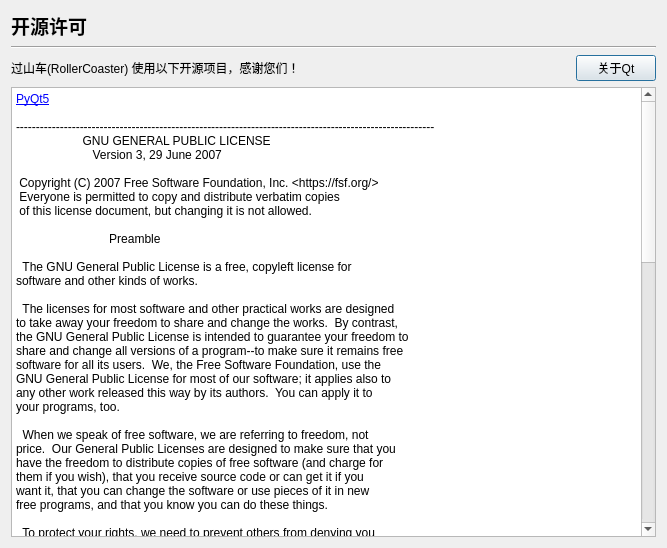
Above: uis/openLicense/open_license.ui from YQBaobao/RollerCoaster before the change. Below: the same form after it.
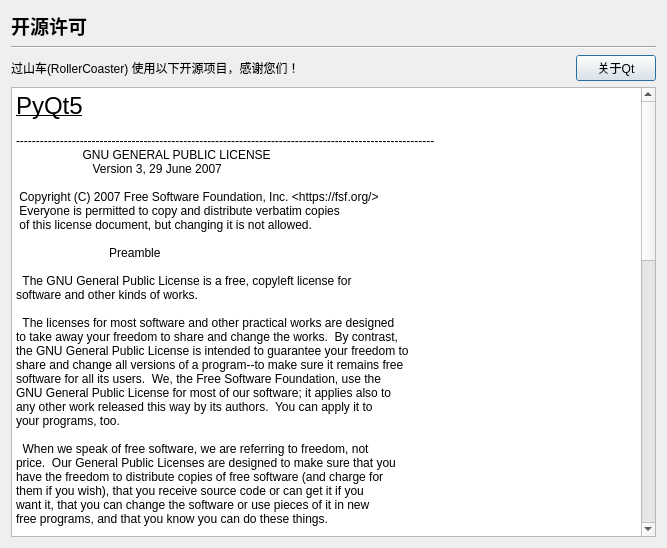
That is the form after the change.

What changed in the file:
```diff
--- a/uis/openLicense/open_license.ui
+++ b/uis/openLicense/open_license.ui
@@ -62,7 +62,7 @@
 &lt;html&gt;&lt;head&gt;&lt;meta name=&quot;qrichtext&quot; content=&quot;1&quot; /&gt;&lt;style type=&quot;text/css&quot;&gt;
 p, li { white-space: pre-wrap; }
 &lt;/style&gt;&lt;/head&gt;&lt;body style=&quot; font-family:'SimSun'; font-size:9pt; font-weight:400; font-style:normal;&quot;&gt;
-&lt;p style=&quot; margin-top:0px; margin-bottom:0px; margin-left:0px; margin-right:0px; -qt-block-indent:0; text-indent:0px;&quot;&gt;&lt;a href=&quot;https://www.riverbankcomputing.com/software/pyqt/&quot;&gt;&lt;span style=&quot; text-decoration: underline; color:#0000ff;&quot;&gt;PyQt5&lt;/span&gt;&lt;/a&gt;&lt;/p&gt;
+&lt;p style=&quot; margin-top:0px; margin-bottom:0px; margin-left:0px; margin-right:0px; -qt-block-indent:0; text-indent:0px;&quot;&gt;&lt;span style=&quot; font-size:18pt; text-decoration: underline;&quot;&gt;PyQt5&lt;/span&gt;&lt;/p&gt;
 &lt;p style=&quot;-qt-paragraph-type:empty; margin-top:0px; margin-bottom:0px; margin-left:0px; margin-right:0px; -qt-block-indent:0; text-indent:0px;&quot;&gt;&lt;br /&gt;&lt;/p&gt;
 &lt;p style=&quot; margin-top:0px; margin-bottom:0px; margin-left:0px; margin-right:0px; -qt-block-indent:0; text-indent:0px;&quot;&gt;---------------------------------------------------------------------------------------------------------&lt;/p&gt;
 &lt;p style=&quot; margin-top:0px; margin-bottom:0px; margin-left:0px; margin-right:0px; -qt-block-indent:0; text-indent:0px;&quot;&gt;&lt;span style=&quot; font-family:'Courier New'; color:#000000;&quot;&gt;                    GNU GENERAL PUBLIC LICENSE&lt;/span&gt;&lt;/p&gt;
@@ -741,7 +741,7 @@
 &lt;p style=&quot; margin-top:0px; margin-bottom:12px; margin-left:0px; margin-right:0px; -qt-block-indent:0; text-indent:0px;&quot;&gt;&lt;span style=&quot; font-family:'Courier New'; color:#000000;&quot;&gt;&amp;lt;https://www.gnu.org/licenses/why-not-lgpl.html&amp;gt;.&lt;/span&gt;&lt;/p&gt;
 &lt;p style=&quot;-qt-paragraph-type:empty; margin-top:0px; margin-bottom:0px; margin-left:0px; margin-right:0px; -qt-block-indent:0; text-indent:0px;&quot;&gt;&lt;br /&gt;&lt;/p&gt;
 &lt;p style=&quot;-qt-paragraph-type:empty; margin-top:0px; margin-bottom:0px; margin-left:0px; margin-right:0px; -qt-block-indent:0; text-indent:0px;&quot;&gt;&lt;br /&gt;&lt;/p&gt;
-&lt;p style=&quot; margin-top:0px; margin-bottom:0px; margin-left:0px; margin-right:0px; -qt-block-indent:0; text-indent:0px;&quot;&gt;&lt;a href=&quot;https://github.com/psf/requests&quot;&gt;&lt;span style=&quot; text-decoration: underline; color:#0000ff;&quot;&gt;requests&lt;/span&gt;&lt;/a&gt;&lt;/p&gt;
+&lt;p style=&quot; margin-top:0px; margin-bottom:0px; margin-left:0px; margin-right:0px; -qt-block-indent:0; text-indent:0px;&quot;&gt;&lt;span style=&quot; font-size:18pt; text-decoration: underline;&quot;&gt;requests&lt;/span&gt;&lt;/p&gt;
 &lt;p style=&quot;-qt-paragraph-type:empty; margin-top:0px; margin-bottom:0px; margin-left:0px; margin-right:0px; -qt-block-indent:0; text-indent:0px;&quot;&gt;&lt;br /&gt;&lt;/p&gt;
 &lt;p style=&quot; margin-top:0px; margin-bottom:0px; margin-left:0px; margin-right:0px; -qt-block-indent:0; text-indent:0px;&quot;&gt;---------------------------------------------------------------------------------------------------------&lt;/p&gt;
 &lt;p style=&quot; margin-top:0px; margin-bottom:0px; margin-left:0px; margin-right:0px; -qt-block-indent:0; text-indent:0px;&quot;&gt;&lt;span style=&quot; font-family:'Courier New'; font-size:12px; color:#1f2328; background-color:#ffffff;&quot;&gt;Apache License&lt;/span&gt;&lt;/p&gt;
@@ -920,7 +920,7 @@
 &lt;p style=&quot; margin-top:0px; margin-bottom:0px; margin-left:0px; margin-right:0px; -qt-block-indent:0; text-indent:0px; background-color:#ffffff;&quot;&gt;&lt;span style=&quot; font-family:'Courier New'; font-size:12px; color:#1f2328;&quot;&gt;      of your accepting any such warranty or additional liability.&lt;/span&gt;&lt;/p&gt;
 &lt;p style=&quot;-qt-paragraph-type:empty; margin-top:0px; margin-bottom:0px; margin-left:0px; margin-right:0px; -qt-block-indent:0; text-indent:0px; font-family:'Courier New'; font-size:12px; color:#1f2328; background-color:#ffffff;&quot;&gt;&lt;br /&gt;&lt;/p&gt;
 &lt;p style=&quot;-qt-paragraph-type:empty; margin-top:0px; margin-bottom:0px; margin-left:0px; margin-right:0px; -qt-block-indent:0; text-indent:0px; font-family:'Courier New'; font-size:12px; color:#1f2328; background-color:#ffffff;&quot;&gt;&lt;br /&gt;&lt;/p&gt;
-&lt;p style=&quot; margin-top:0px; margin-bottom:0px; margin-left:0px; margin-right:0px; -qt-block-indent:0; text-indent:0px; background-color:#ffffff;&quot;&gt;&lt;a href=&quot;https://github.com/DiffSK/configobj&quot;&gt;&lt;span style=&quot; text-decoration: underline; color:#0000ff;&quot;&gt;configobj&lt;/span&gt;&lt;/a&gt;&lt;/p&gt;
+&lt;p style=&quot; margin-top:0px; margin-bottom:0px; margin-left:0px; margin-right:0px; -qt-block-indent:0; text-indent:0px; background-color:#ffffff;&quot;&gt;&lt;span style=&quot; font-size:18pt; text-decoration: underline; background-color:#ffffff;&quot;&gt;configobj&lt;/span&gt;&lt;/p&gt;
 &lt;p style=&quot;-qt-paragraph-type:empty; margin-top:0px; margin-bottom:0px; margin-left:0px; margin-right:0px; -qt-block-indent:0; text-indent:0px; font-family:'Courier New'; font-size:12px; color:#1f2328; background-color:#ffffff;&quot;&gt;&lt;br /&gt;&lt;/p&gt;
 &lt;p style=&quot; margin-top:0px; margin-bottom:0px; margin-left:0px; margin-right:0px; -qt-block-indent:0; text-indent:0px;&quot;&gt;---------------------------------------------------------------------------------------------------------&lt;/p&gt;
 &lt;p style=&quot; margin-top:0px; margin-bottom:0px; margin-left:0px; margin-right:0px; -qt-block-indent:0; text-indent:0px;&quot;&gt;&lt;span style=&quot; font-family:'Courier New'; font-size:12px; color:#1f2328; background-color:#ffffff;&quot;&gt;Copyright (c): &lt;/span&gt;&lt;/p&gt;
@@ -965,7 +965,7 @@
 &lt;p style=&quot; margin-top:0px; margin-bottom:0px; margin-left:0px; margin-right:0px; -qt-block-indent:0; text-indent:0px; background-color:#ffffff;&quot;&gt;&lt;span style=&quot; font-family:'Courier New'; font-size:12px; color:#1f2328; background-color:#ffffff;&quot;&gt;OF THIS SOFTWARE, EVEN IF ADVISED OF THE POSSIBILITY OF SUCH DAMAGE.&lt;/span&gt;&lt;/p&gt;
 &lt;p style=&quot;-qt-paragraph-type:empty; margin-top:0px; margin-bottom:0px; margin-left:0px; margin-right:0px; -qt-block-indent:0; text-indent:0px; font-family:'Courier New'; font-size:12px; color:#1f2328; background-color:#ffffff;&quot;&gt;&lt;br /&gt;&lt;/p&gt;
 &lt;p style=&quot;-qt-paragraph-type:empty; margin-top:0px; margin-bottom:0px; margin-left:0px; margin-right:0px; -qt-block-indent:0; text-indent:0px; font-family:'Courier New'; font-size:12px; color:#1f2328; background-color:#ffffff;&quot;&gt;&lt;br /&gt;&lt;/p&gt;
-&lt;p style=&quot; margin-top:0px; margin-bottom:0px; margin-left:0px; margin-right:0px; -qt-block-indent:0; text-indent:0px; background-color:#ffffff;&quot;&gt;&lt;a href=&quot;https://github.com/timeyyy/system_hotkey&quot;&gt;&lt;span style=&quot; text-decoration: underline; color:#0000ff;&quot;&gt;system_hotkey&lt;/span&gt;&lt;/a&gt;&lt;/p&gt;
+&lt;p style=&quot; margin-top:0px; margin-bottom:0px; margin-left:0px; margin-right:0px; -qt-block-indent:0; text-indent:0px; background-color:#ffffff;&quot;&gt;&lt;span style=&quot; font-size:18pt; text-decoration: underline; background-color:#ffffff;&quot;&gt;system_hotkey&lt;/span&gt;&lt;/p&gt;
 &lt;p style=&quot;-qt-paragraph-type:empty; margin-top:0px; margin-bottom:0px; margin-left:0px; margin-right:0px; -qt-block-indent:0; text-indent:0px;&quot;&gt;&lt;br /&gt;&lt;/p&gt;
 &lt;p style=&quot; margin-top:0px; margin-bottom:0px; margin-left:0px; margin-right:0px; -qt-block-indent:0; text-indent:0px;&quot;&gt;---------------------------------------------------------------------------------------------------------&lt;/p&gt;
 &lt;p style=&quot; margin-top:0px; margin-bottom:0px; margin-left:0px; margin-right:0px; -qt-block-indent:0; text-indent:0px;&quot;&gt;&lt;span style=&quot; font-family:'Courier New'; font-size:12px; color:#1f2328; background-color:#ffffff;&quot;&gt;Copyright (c) 2015, tim&lt;/span&gt;&lt;/p&gt;
@@ -997,34 +997,8 @@
 &lt;p style=&quot; margin-top:0px; margin-bottom:0px; margin-left:0px; margin-right:0px; -qt-block-indent:0; text-indent:0px; background-color:#ffffff;&quot;&gt;&lt;span style=&quot; font-family:'Courier New'; font-size:12px; color:#1f2328; background-color:#ffffff;&quot;&gt;OF THIS SOFTWARE, EVEN IF ADVISED OF THE POSSIBILITY OF SUCH DAMAGE.&lt;/span&gt;&lt;/p&gt;
 &lt;p style=&quot;-qt-paragraph-type:empty; margin-top:0px; margin-bottom:0px; margin-left:0px; margin-right:0px; -qt-block-indent:0; text-indent:0px;&quot;&gt;&lt;br /&gt;&lt;/p&gt;
 &lt;p style=&quot;-qt-paragraph-type:empty; margin-top:0px; margin-bottom:0px; margin-left:0px; margin-right:0px; -qt-block-indent:0; text-indent:0px;&quot;&gt;&lt;br /&gt;&lt;/p&gt;
-&lt;p style=&quot; margin-top:0px; margin-bottom:0px; margin-left:0px; margin-right:0px; -qt-block-indent:0; text-indent:0px;&quot;&gt;&lt;a href=&quot;https://github.com/boppreh/keyboard&quot;&gt;&lt;span style=&quot; text-decoration: underline; color:#0000ff;&quot;&gt;keyboard&lt;/span&gt;&lt;/a&gt;&lt;/p&gt;
-&lt;p style=&quot;-qt-paragraph-type:empty; margin-top:0px; margin-bottom:0px; margin-left:0px; margin-right:0px; -qt-block-indent:0; text-indent:0px;&quot;&gt;&lt;br /&gt;&lt;/p&gt;
-&lt;p style=&quot; margin-top:0px; margin-bottom:0px; margin-left:0px; margin-right:0px; -qt-block-indent:0; text-indent:0px;&quot;&gt;---------------------------------------------------------------------------------------------------------&lt;/p&gt;
-&lt;p style=&quot; margin-top:0px; margin-bottom:0px; margin-left:0px; margin-right:0px; -qt-block-indent:0; text-indent:0px;&quot;&gt;&lt;span style=&quot; font-family:'Courier New'; font-size:12px; color:#1f2328; background-color:#ffffff;&quot;&gt;MIT License&lt;/span&gt;&lt;/p&gt;
-&lt;p style=&quot;-qt-paragraph-type:empty; margin-top:0px; margin-bottom:0px; margin-left:0px; margin-right:0px; -qt-block-indent:0; text-indent:0px; font-family:'Courier New'; font-size:12px; color:#1f2328; background-color:#ffffff;&quot;&gt;&lt;br /&gt;&lt;/p&gt;
-&lt;p style=&quot; margin-top:0px; margin-bottom:0px; margin-left:0px; margin-right:0px; -qt-block-indent:0; text-indent:0px; background-color:#ffffff;&quot;&gt;&lt;span style=&quot; font-family:'Courier New'; font-size:12px; color:#1f2328; background-color:#ffffff;&quot;&gt;Copyright (c) 2016 BoppreH&lt;/span&gt;&lt;/p&gt;
-&lt;p style=&quot;-qt-paragraph-type:empty; margin-top:0px; margin-bottom:0px; margin-left:0px; margin-right:0px; -qt-block-indent:0; text-indent:0px; font-family:'Courier New'; font-size:12px; color:#1f2328; background-color:#ffffff;&quot;&gt;&lt;br /&gt;&lt;/p&gt;
-&lt;p style=&quot; margin-top:0px; margin-bottom:0px; margin-left:0px; margin-right:0px; -qt-block-indent:0; text-indent:0px; background-color:#ffffff;&quot;&gt;&lt;span style=&quot; font-family:'Courier New'; font-size:12px; color:#1f2328; background-color:#ffffff;&quot;&gt;Permission is hereby granted, free of charge, to any person obtaining a copy&lt;/span&gt;&lt;/p&gt;
-&lt;p style=&quot; margin-top:0px; margin-bottom:0px; margin-left:0px; margin-right:0px; -qt-block-indent:0; text-indent:0px; background-color:#ffffff;&quot;&gt;&lt;span style=&quot; font-family:'Courier New'; font-size:12px; color:#1f2328; background-color:#ffffff;&quot;&gt;of this software and associated documentation files (the &amp;quot;Software&amp;quot;), to deal&lt;/span&gt;&lt;/p&gt;
-&lt;p style=&quot; margin-top:0px; margin-bottom:0px; margin-left:0px; margin-right:0px; -qt-block-indent:0; text-indent:0px; background-color:#ffffff;&quot;&gt;&lt;span style=&quot; font-family:'Courier New'; font-size:12px; color:#1f2328; background-color:#ffffff;&quot;&gt;in the Software without restriction, including without limitation the rights&lt;/span&gt;&lt;/p&gt;
-&lt;p style=&quot; margin-top:0px; margin-bottom:0px; margin-left:0px; margin-right:0px; -qt-block-indent:0; text-indent:0px; background-color:#ffffff;&quot;&gt;&lt;span style=&quot; font-family:'Courier New'; font-size:12px; color:#1f2328; background-color:#ffffff;&quot;&gt;to use, copy, modify, merge, publish, distribute, sublicense, and/or sell&lt;/span&gt;&lt;/p&gt;
-&lt;p style=&quot; margin-top:0px; margin-bottom:0px; margin-left:0px; margin-right:0px; -qt-block-indent:0; text-indent:0px; background-color:#ffffff;&quot;&gt;&lt;span style=&quot; font-family:'Courier New'; font-size:12px; color:#1f2328; background-color:#ffffff;&quot;&gt;copies of the Software, and to permit persons to whom the Software is&lt;/span&gt;&lt;/p&gt;
-&lt;p style=&quot; margin-top:0px; margin-bottom:0px; margin-left:0px; margin-right:0px; -qt-block-indent:0; text-indent:0px; background-color:#ffffff;&quot;&gt;&lt;span style=&quot; font-family:'Courier New'; font-size:12px; color:#1f2328; background-color:#ffffff;&quot;&gt;furnished to do so, subject to the following conditions:&lt;/span&gt;&lt;/p&gt;
-&lt;p style=&quot;-qt-paragraph-type:empty; margin-top:0px; margin-bottom:0px; margin-left:0px; margin-right:0px; -qt-block-indent:0; text-indent:0px; font-family:'Courier New'; font-size:12px; color:#1f2328; background-color:#ffffff;&quot;&gt;&lt;br /&gt;&lt;/p&gt;
-&lt;p style=&quot; margin-top:0px; margin-bottom:0px; margin-left:0px; margin-right:0px; -qt-block-indent:0; text-indent:0px; background-color:#ffffff;&quot;&gt;&lt;span style=&quot; font-family:'Courier New'; font-size:12px; color:#1f2328; background-color:#ffffff;&quot;&gt;The above copyright notice and this permission notice shall be included in all&lt;/span&gt;&lt;/p&gt;
-&lt;p style=&quot; margin-top:0px; margin-bottom:0px; margin-left:0px; margin-right:0px; -qt-block-indent:0; text-indent:0px; background-color:#ffffff;&quot;&gt;&lt;span style=&quot; font-family:'Courier New'; font-size:12px; color:#1f2328; background-color:#ffffff;&quot;&gt;copies or substantial portions of the Software.&lt;/span&gt;&lt;/p&gt;
-&lt;p style=&quot;-qt-paragraph-type:empty; margin-top:0px; margin-bottom:0px; margin-left:0px; margin-right:0px; -qt-block-indent:0; text-indent:0px; font-family:'Courier New'; font-size:12px; color:#1f2328; background-color:#ffffff;&quot;&gt;&lt;br /&gt;&lt;/p&gt;
-&lt;p style=&quot; margin-top:0px; margin-bottom:0px; margin-left:0px; margin-right:0px; -qt-block-indent:0; text-indent:0px; background-color:#ffffff;&quot;&gt;&lt;span style=&quot; font-family:'Courier New'; font-size:12px; color:#1f2328; background-color:#ffffff;&quot;&gt;THE SOFTWARE IS PROVIDED &amp;quot;AS IS&amp;quot;, WITHOUT WARRANTY OF ANY KIND, EXPRESS OR&lt;/span&gt;&lt;/p&gt;
-&lt;p style=&quot; margin-top:0px; margin-bottom:0px; margin-left:0px; margin-right:0px; -qt-block-indent:0; text-indent:0px; background-color:#ffffff;&quot;&gt;&lt;span style=&quot; font-family:'Courier New'; font-size:12px; color:#1f2328; background-color:#ffffff;&quot;&gt;IMPLIED, INCLUDING BUT NOT LIMITED TO THE WARRANTIES OF MERCHANTABILITY,&lt;/span&gt;&lt;/p&gt;
-&lt;p style=&quot; margin-top:0px; margin-bottom:0px; margin-left:0px; margin-right:0px; -qt-block-indent:0; text-indent:0px; background-color:#ffffff;&quot;&gt;&lt;span style=&quot; font-family:'Courier New'; font-size:12px; color:#1f2328; background-color:#ffffff;&quot;&gt;FITNESS FOR A PARTICULAR PURPOSE AND NONINFRINGEMENT. IN NO EVENT SHALL THE&lt;/span&gt;&lt;/p&gt;
-&lt;p style=&quot; margin-top:0px; margin-bottom:0px; margin-left:0px; margin-right:0px; -qt-block-indent:0; text-indent:0px; background-color:#ffffff;&quot;&gt;&lt;span style=&quot; font-family:'Courier New'; font-size:12px; color:#1f2328; background-color:#ffffff;&quot;&gt;AUTHORS OR COPYRIGHT HOLDERS BE LIABLE FOR ANY CLAIM, DAMAGES OR OTHER&lt;/span&gt;&lt;/p&gt;
-&lt;p style=&quot; margin-top:0px; margin-bottom:0px; margin-left:0px; margin-right:0px; -qt-block-indent:0; text-indent:0px; background-color:#ffffff;&quot;&gt;&lt;span style=&quot; font-family:'Courier New'; font-size:12px; color:#1f2328; background-color:#ffffff;&quot;&gt;LIABILITY, WHETHER IN AN ACTION OF CONTRACT, TORT OR OTHERWISE, ARISING FROM,&lt;/span&gt;&lt;/p&gt;
-&lt;p style=&quot; margin-top:0px; margin-bottom:0px; margin-left:0px; margin-right:0px; -qt-block-indent:0; text-indent:0px; background-color:#ffffff;&quot;&gt;&lt;span style=&quot; font-family:'Courier New'; font-size:12px; color:#1f2328; background-color:#ffffff;&quot;&gt;OUT OF OR IN CONNECTION WITH THE SOFTWARE OR THE USE OR OTHER DEALINGS IN THE&lt;/span&gt;&lt;/p&gt;
-&lt;p style=&quot; margin-top:0px; margin-bottom:0px; margin-left:0px; margin-right:0px; -qt-block-indent:0; text-indent:0px; background-color:#ffffff;&quot;&gt;&lt;span style=&quot; font-family:'Courier New'; font-size:12px; color:#1f2328; background-color:#ffffff;&quot;&gt;SOFTWARE.&lt;/span&gt;&lt;/p&gt;
-&lt;p style=&quot;-qt-paragraph-type:empty; margin-top:0px; margin-bottom:0px; margin-left:0px; margin-right:0px; -qt-block-indent:0; text-indent:0px; font-family:'Courier New'; font-size:12px; color:#1f2328; background-color:#ffffff;&quot;&gt;&lt;br /&gt;&lt;/p&gt;
-&lt;p style=&quot;-qt-paragraph-type:empty; margin-top:0px; margin-bottom:0px; margin-left:0px; margin-right:0px; -qt-block-indent:0; text-indent:0px; font-family:'Courier New'; font-size:12px; color:#1f2328; background-color:#ffffff;&quot;&gt;&lt;br /&gt;&lt;/p&gt;
-&lt;p style=&quot;-qt-paragraph-type:empty; margin-top:0px; margin-bottom:0px; margin-left:0px; margin-right:0px; -qt-block-indent:0; text-indent:0px; font-family:'Courier New'; font-size:12px; color:#1f2328; background-color:#ffffff;&quot;&gt;&lt;br /&gt;&lt;/p&gt;
-&lt;p style=&quot; margin-top:0px; margin-bottom:0px; margin-left:0px; margin-right:0px; -qt-block-indent:0; text-indent:0px; background-color:#ffffff;&quot;&gt;&lt;a href=&quot;https://github.com/pyinstaller/pyinstaller&quot;&gt;&lt;span style=&quot; text-decoration: underline; color:#0000ff;&quot;&gt;pyinstaller&lt;/span&gt;&lt;/a&gt;&lt;/p&gt;
+&lt;p style=&quot;-qt-paragraph-type:empty; margin-top:0px; margin-bottom:0px; margin-left:0px; margin-right:0px; -qt-block-indent:0; text-indent:0px; background-color:#ffffff;&quot;&gt;&lt;br /&gt;&lt;/p&gt;
+&lt;p style=&quot; margin-top:0px; margin-bottom:0px; margin-left:0px; margin-right:0px; -qt-block-indent:0; text-indent:0px; background-color:#ffffff;&quot;&gt;&lt;span style=&quot; font-size:18pt; text-decoration: underline; background-color:#ffffff;&quot;&gt;pyinstaller&lt;/span&gt;&lt;/p&gt;
 &lt;p style=&quot;-qt-paragraph-type:empty; margin-top:0px; margin-bottom:0px; margin-left:0px; margin-right:0px; -qt-block-indent:0; text-indent:0px;&quot;&gt;&lt;br /&gt;&lt;/p&gt;
 &lt;p style=&quot; margin-top:0px; margin-bottom:0px; margin-left:0px; margin-right:0px; -qt-block-indent:0; text-indent:0px;&quot;&gt;---------------------------------------------------------------------------------------------------------&lt;/p&gt;
 &lt;p style=&quot; margin-top:0px; margin-bottom:0px; margin-left:0px; margin-right:0px; -qt-block-indent:0; text-indent:0px;&quot;&gt;&lt;span style=&quot; font-family:'Courier New'; font-size:12px; color:#1f2328; background-color:#ffffff;&quot;&gt;================================&lt;/span&gt;&lt;/p&gt;
@@ -1664,8 +1638,6 @@
 &lt;p style=&quot; margin-top:0px; margin-bottom:0px; margin-left:0px; margin-right:0px; -qt-block-indent:0; text-indent:0px; background-color:#ffffff;&quot;&gt;&lt;span style=&quot; font-family:'Courier New'; font-size:12px; color:#1f2328;&quot;&gt;OUT OF OR IN CONNECTION WITH THE SOFTWARE OR THE USE OR OTHER DEALINGS IN THE&lt;/span&gt;&lt;/p&gt;
 &lt;p style=&quot; margin-top:0px; margin-bottom:0px; margin-left:0px; margin-right:0px; -qt-block-indent:0; text-indent:0px; background-color:#ffffff;&quot;&gt;&lt;span style=&quot; font-family:'Courier New'; font-size:12px; color:#1f2328;&quot;&gt;SOFTWARE.&lt;/span&gt;&lt;/p&gt;
 &lt;p style=&quot;-qt-paragraph-type:empty; margin-top:0px; margin-bottom:0px; margin-left:0px; margin-right:0px; -qt-block-indent:0; text-indent:0px; font-family:'Courier New'; font-size:12px; color:#1f2328; background-color:#ffffff;&quot;&gt;&lt;br /&gt;&lt;/p&gt;
-&lt;p style=&quot; margin-top:0px; margin-bottom:0px; margin-left:0px; margin-right:0px; -qt-block-indent:0; text-indent:0px;&quot;&gt;---------------------------------------------------------------------------------------------------------&lt;/p&gt;
-&lt;p style=&quot; margin-top:0px; margin-bottom:0px; margin-left:0px; margin-right:0px; -qt-block-indent:0; text-indent:0px;&quot;&gt;---------------------------------------------------------------------------------------------------------&lt;/p&gt;
 &lt;p style=&quot; margin-top:0px; margin-bottom:0px; margin-left:0px; margin-right:0px; -qt-block-indent:0; text-indent:0px;&quot;&gt;---------------------------------------------------------------------------------------------------------&lt;/p&gt;&lt;/body&gt;&lt;/html&gt;</string>
      </property>
     </widget>
```
